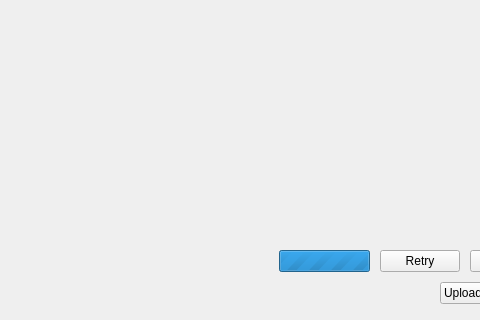
The window that pj_app/src/WelcomePresetsDialog.ui (PlotJuggler/PlotJuggler) describes before a commit, drawn with Qt 5; both pictures show x 114 to 594 and y 120 to 440 of the 680 by 440 pixel window.
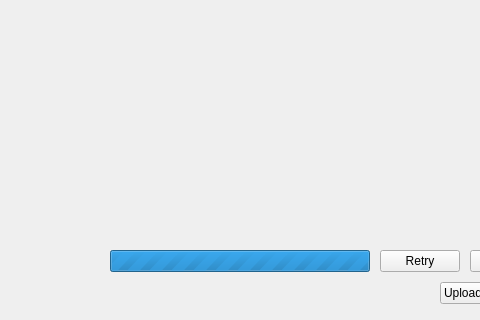
The same window after the commit.

Commit message: feat(wasm): Welcome dialog download progress, equal-height cards, built-in filters sample (#815)

The edit to the form file:
```diff
--- a/pj_app/src/WelcomePresetsDialog.ui
+++ b/pj_app/src/WelcomePresetsDialog.ui
@@ -88,10 +88,16 @@
      </item>
      <item>
       <widget class="QProgressBar" name="progressLoading">
-       <property name="maximumSize">
+       <property name="sizePolicy">
+        <sizepolicy hsizetype="Expanding" vsizetype="Fixed">
+         <horstretch>1</horstretch>
+         <verstretch>0</verstretch>
+        </sizepolicy>
+       </property>
+       <property name="minimumSize">
         <size>
-         <width>140</width>
-         <height>16777215</height>
+         <width>260</width>
+         <height>0</height>
         </size>
        </property>
        <property name="maximum">
```
The commit also changes 30 other files.
